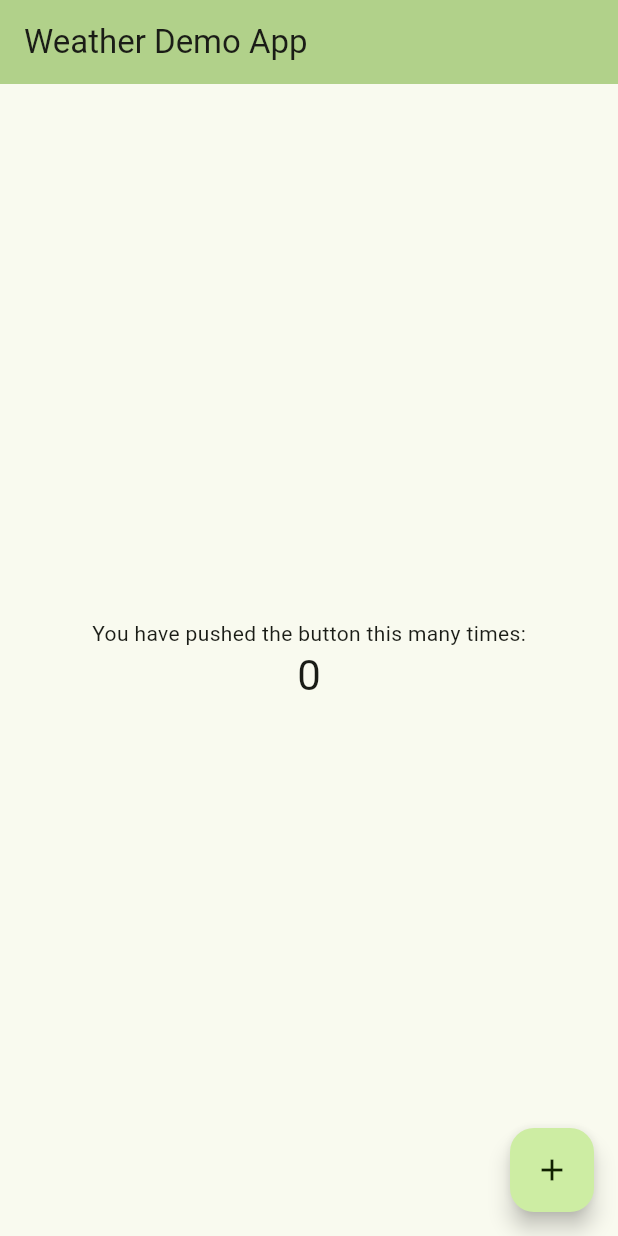
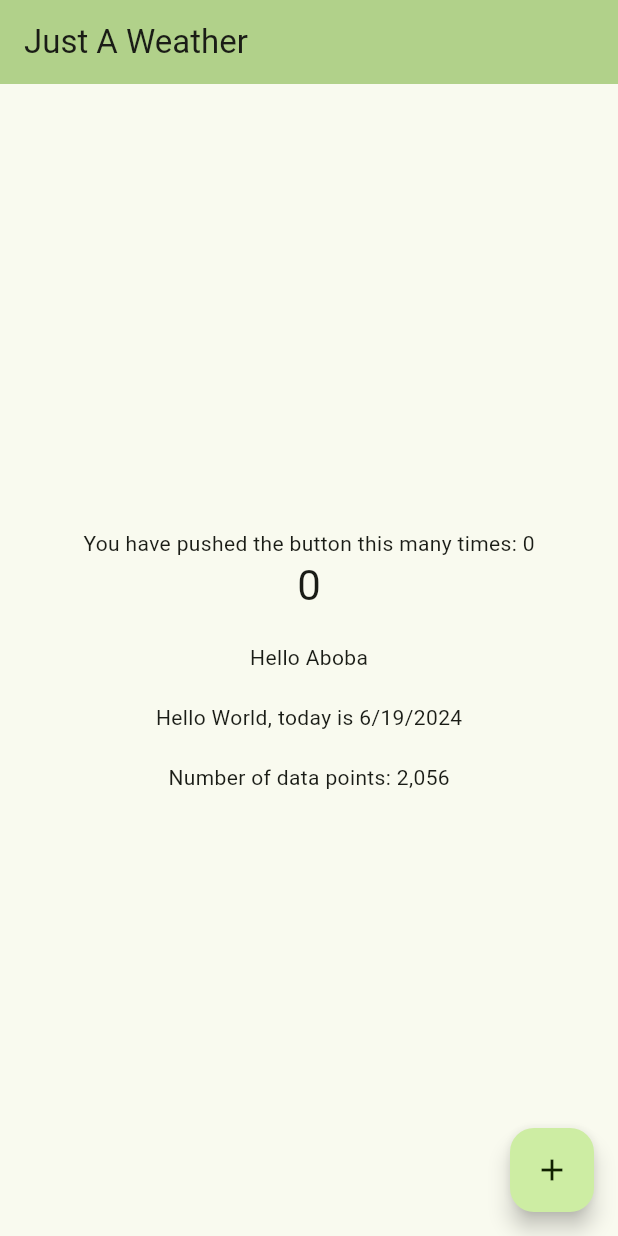
Before and after one commit to NikitaMasev/weather_app, a Flutter app: the screen it shows after launch, on a phone screen of 412 x 824 dp. Run offline on Flutter 3.47's test engine with Material 3 defaults, Android fonts, the phone set to English and light mode, and no system bars; our stand-ins replace sentry_flutter, shared_preferences; generated files the repository leaves out were written again.

Commit message:
added support localization;

```diff
--- /dev/null
+++ b/l10n.yaml
@@ -0,0 +1,3 @@
+arb-dir: lib/l10n
+template-arb-file: app_en.arb
+output-localization-file: app_localizations.dart
--- a/lib/app.dart
+++ b/lib/app.dart
@@ -1,4 +1,5 @@
 import 'package:flutter/material.dart';
+import 'package:flutter_gen/gen_l10n/app_localizations.dart';
 import 'package:weather_app/di/providers/theme_mode_provider.dart';
 import 'package:weather_app/presentation/theming/theme_builder.dart';
 import 'package:weather_app/presentation/theming/theme_mode_extension.dart';
@@ -15,15 +16,15 @@ class App extends StatelessWidget {
           theme: ThemeBuilder.getLightTheme(),
           darkTheme: ThemeBuilder.getDarkTheme(),
           themeMode: ThemeModeProvider.of(ctx).themeMode,
-          home: const MyHomePage(title: 'Weather Demo App'),
+          localizationsDelegates: AppLocalizations.localizationsDelegates,
+          supportedLocales: AppLocalizations.supportedLocales,
+          home: const MyHomePage(),
         ),
       );
 }
 
 class MyHomePage extends StatefulWidget {
-  const MyHomePage({super.key, required this.title});
-
-  final String title;
+  const MyHomePage({super.key});
 
   @override
   State<MyHomePage> createState() => _MyHomePageState();
@@ -67,7 +68,7 @@ class _MyHomePageState extends State<MyHomePage> {
         backgroundColor: Theme.of(context).colorScheme.inversePrimary,
         // Here we take the value from the MyHomePage object that was created by
         // the App.build method, and use it to set our appbar title.
-        title: Text(widget.title),
+        title: Text(AppLocalizations.of(context)!.appName),
       ),
       body: Center(
         // Center is a layout widget. It takes a single child and positions it
@@ -88,12 +89,30 @@ class _MyHomePageState extends State<MyHomePage> {
           // wireframe for each widget.
           mainAxisAlignment: MainAxisAlignment.center,
           children: <Widget>[
-            const Text(
-              'You have pushed the button this many times:',
+             Text(
+              AppLocalizations.of(context)!.pressedButton(_counter),
             ),
             Text(
               '$_counter',
               style: Theme.of(context).textTheme.headlineMedium,
+            ),
+            const SizedBox(
+              height: 20,
+            ),
+            Text(
+              AppLocalizations.of(context)!.hello('Aboba'),
+            ),
+            const SizedBox(
+              height: 20,
+            ),
+            Text(
+              AppLocalizations.of(context)!.helloWorldOn(DateTime.now()),
+            ),
+            const SizedBox(
+              height: 20,
+            ),
+            Text(
+              AppLocalizations.of(context)!.numberOfDataPoints(2056),
             ),
           ],
         ),
```
Also changed, not shown: lib/l10n/app_en.arb (added, +37 -0 lines), lib/l10n/app_ru.arb (added, +37 -0 lines), pubspec.yaml (+8 -0 lines), pubspec.lock.
